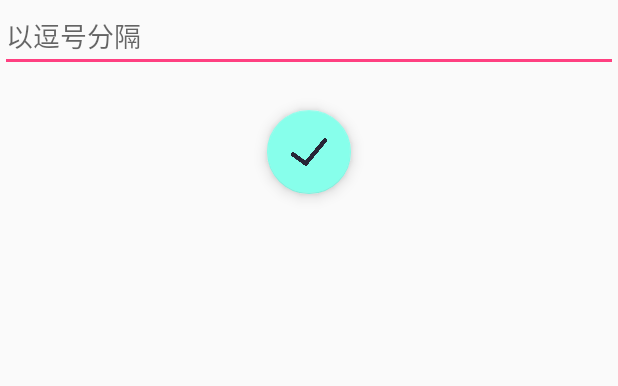
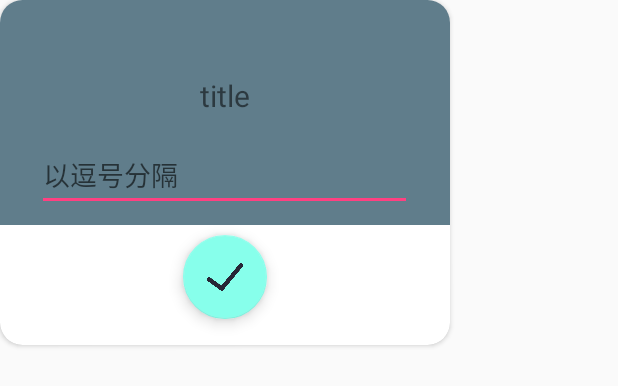
Before and after one commit to Hugo-Gao/SimpleCount, an Android app: the layout dialog_layout.xml on its own in the app's theme, with its tools: preview values and no code run, on a phone screen of 412 x 824 dp. Shown: the top 386 px of the screen. Run offline under Robolectric (Android 15) with nearby library versions, the phone set to English and light mode, and no system bars.

Commit message:
优化服务器连接和对话框

```diff
--- a/app/build.gradle
+++ b/app/build.gradle
@@ -2,7 +2,7 @@ apply plugin: 'com.android.application'
 
 android {
     compileSdkVersion 24
-    buildToolsVersion "24.0.1"
+    buildToolsVersion '25.0.0'
 
 
     defaultConfig {
--- a/app/src/main/java/com/program/gyf/simplecount/SignAndLogActivity.java
+++ b/app/src/main/java/com/program/gyf/simplecount/SignAndLogActivity.java
@@ -72,11 +72,11 @@ public class SignAndLogActivity extends Activity implements View.OnClickListener
         switch (v.getId())
         {
             case R.id.log_Button:
-                String url = "http://172.27.35.1:8070/user";/*在此处改变你的服务器地址*/
+                String url = "http://192.168.253.1:8070/user";/*在此处改变你的服务器地址*/
                 getCheckFromServer(url,userName,passWord);
                 break;
             case R.id.Sign_Button:
-                String url2 = "http://172.27.35.1:8070/register";/*在此处改变你的服务器地址*/
+                String url2 = "http://192.168.253.1:8070/register";/*在此处改变你的服务器地址*/
                 registeNameWordToServer(url2,userName,passWord);
                 break;
         }
--- a/app/src/main/java/tool/AcivityHelper.java
+++ b/app/src/main/java/tool/AcivityHelper.java
@@ -17,7 +17,7 @@ public class AcivityHelper
             {
                 try
                 {
-                    Thread.sleep(1000);
+                    Thread.sleep(500);
                     activity.finish();
                 } catch (InterruptedException e)
                 {
--- a/app/src/main/res/layout/dialog_layout.xml
+++ b/app/src/main/res/layout/dialog_layout.xml
@@ -1,15 +1,40 @@
 <?xml version="1.0" encoding="utf-8"?>
-<RelativeLayout xmlns:android="http://schemas.android.com/apk/res/android"
-                android:layout_width="match_parent"
-                android:layout_height="match_parent"
-                android:id="@+id/dialog_lauout"
-                xmlns:app="http://schemas.android.com/apk/res-auto">
-    <EditText
+<android.support.v7.widget.CardView
+    xmlns:android="http://schemas.android.com/apk/res/android"
+    xmlns:app="http://schemas.android.com/apk/res-auto"
+    android:layout_width="300dp"
+    android:layout_height="230dp"
+    app:cardCornerRadius="15dp"
+    android:id="@+id/dialog_layout">
+<LinearLayout
+    android:layout_width="match_parent"
+    android:layout_height="150dp"
+    android:background="@color/mainColor"
+    android:orientation="vertical">
+
+    <TextView
         android:layout_width="match_parent"
         android:layout_height="wrap_content"
+        android:text="title"
+        android:id="@+id/title"
+        android:textSize="20dp"
+        android:layout_marginTop="50dp"
+        android:gravity="center_horizontal"/>
+
+
+    <EditText
+        android:layout_width="250dp"
+        android:layout_height="wrap_content"
+        android:layout_gravity="center_horizontal"
         android:hint="以逗号分隔"
+        android:layout_marginTop="15dp"
         android:id="@+id/editText"
+
         />
+</LinearLayout>
+
+
+
 
     <android.support.design.widget.FloatingActionButton
         android:layout_width="wrap_content"
@@ -17,11 +42,12 @@
         android:id="@+id/numofManButton"
         android:src="@mipmap/ok"
         app:backgroundTint="#ff87ffeb"
+        android:layout_gravity="center"
         app:rippleColor="#33728dff"
         android:elevation="10dp"
         android:layout_below="@+id/editText"
         android:layout_centerHorizontal="true"
-        android:layout_marginTop="25dp"
+        android:layout_marginTop="70dp"
         android:onClick="confirm"/>
 
-</RelativeLayout>
+</android.support.v7.widget.CardView>
--- a/app/src/main/res/values/styles.xml
+++ b/app/src/main/res/values/styles.xml
@@ -19,4 +19,9 @@
         <item name="android:textStyle">bold</item>
     </style>
 
+    <style name="Dialog" parent="android:style/Theme.Dialog">
+        <item name="android:background">@android:color/transparent</item>
+        <item name="android:windowBackground">@android:color/transparent</item>
+        <item name="android:windowNoTitle">true</item>
+    </style>
 </resources>
--- a/build.gradle
+++ b/build.gradle
@@ -6,7 +6,7 @@ buildscript {
 
     }
     dependencies {
-        classpath 'com.android.tools.build:gradle:2.2.3'
+        classpath 'com.android.tools.build:gradle:2.3.0'
 
         // NOTE: Do not place your application dependencies here; they belong
         // in the individual module build.gradle files
```
Also changed, not shown: app/src/main/java/com/program/gyf/simplecount/AverageBillActivity.java (+216 -159 lines), app/src/main/java/com/program/gyf/simplecount/DetailActivity.java (+35 -0 lines), app/src/main/java/tool/DensityUtils.java (added, +67 -0 lines), app/src/main/java/tool/WonderfulDialog.java (added, +82 -0 lines), app/src/main/res/layout/detail_view_layout.xml (+20 -15 lines), gradle/wrapper/gradle-wrapper.properties.
